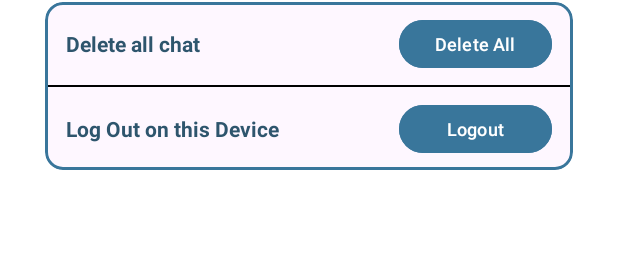
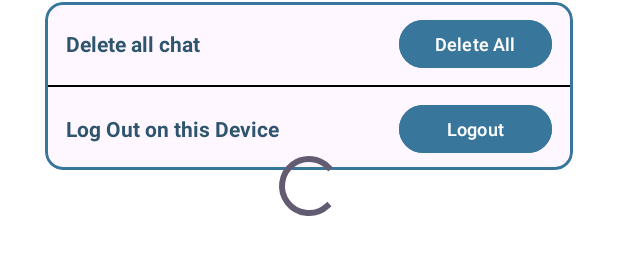
Before and after one commit to GerrysatriaH/JobChatApp, an Android app: the layout activity_profile.xml on its own in the app's theme, with its tools: preview values and no code run, on a phone screen of 412 x 824 dp. Shown: the part 432-687 px from the top of the screen. Run offline under Robolectric (Android 15) with nearby library versions, the phone set to English and light mode, and no system bars.

Commit message:
minor changes

```diff
--- a/app/src/main/java/com/gerrysatria/jobbotapp/activity/chat/MainActivity.kt
+++ b/app/src/main/java/com/gerrysatria/jobbotapp/activity/chat/MainActivity.kt
@@ -59,7 +59,9 @@ class MainActivity : AppCompatActivity() {
                                     is State.Success -> {
                                         progressBar.show(false)
                                         showDialog(this@MainActivity, getString(R.string.success), getString(R.string.success_delete_chat))
-                                        startActivity(Intent(this@MainActivity, HomeActivity::class.java))
+                                        startActivity(Intent(this@MainActivity, HomeActivity::class.java).apply {
+                                            flags = Intent.FLAG_ACTIVITY_CLEAR_TASK or Intent.FLAG_ACTIVITY_NEW_TASK
+                                        })
                                         finish()
                                     }
                                     is State.Error -> {
@@ -217,7 +219,6 @@ class MainActivity : AppCompatActivity() {
                     topBar.root.visibility = View.VISIBLE
                     previewFileLayout.root.visibility = View.GONE
                 }
-
                 val mimeType = contentResolver.getType(it)
                 if (mimeType?.startsWith("image/") == true) previewFileLayout.imagePreview.setImageURI(it)
                 else previewFileLayout.imagePreview.setImageResource(R.drawable.ic_file_preview)
--- a/app/src/main/res/layout/activity_home.xml
+++ b/app/src/main/res/layout/activity_home.xml
@@ -30,6 +30,8 @@
         android:textSize="23sp"
         android:textStyle="bold"
         android:textColor="@color/white"
+        android:maxLines="1"
+        android:ellipsize="end"
         app:layout_constraintStart_toEndOf="@id/hello_text"
         app:layout_constraintTop_toTopOf="@id/hello_text"
         app:layout_constraintBottom_toBottomOf="@id/hello_text"/>
--- a/app/src/main/res/layout/activity_profile.xml
+++ b/app/src/main/res/layout/activity_profile.xml
@@ -46,7 +46,9 @@
                 android:text="@string/username_text"
                 android:textStyle="bold"
                 android:textColor="@color/white"
-                android:textSize="20sp"/>
+                android:textSize="20sp"
+                android:maxLines="1"
+                android:ellipsize="end"/>
 
             <TextView
                 android:id="@+id/user_email"
@@ -57,7 +59,9 @@
                 android:text="@string/username_email_text"
                 android:textStyle="bold"
                 android:textColor="@color/white"
-                android:textSize="16sp"/>
+                android:textSize="16sp"
+                android:maxLines="1"
+                android:ellipsize="end"/>
 
         </LinearLayout>
 
@@ -230,4 +234,16 @@
 
     </com.google.android.material.card.MaterialCardView>
 
+    <ProgressBar
+        style="?android:attr/progressBarStyle"
+        android:id="@+id/progressBar"
+        android:layout_width="wrap_content"
+        android:layout_height="wrap_content"
+        android:visibility="gone"
+        app:layout_constraintTop_toTopOf="parent"
+        app:layout_constraintBottom_toBottomOf="parent"
+        app:layout_constraintStart_toStartOf="parent"
+        app:layout_constraintEnd_toEndOf="parent"
+        tools:visibility="visible"/>
+
 </androidx.constraintlayout.widget.ConstraintLayout>
--- a/app/src/main/res/layout/item_sent_doc_chat.xml
+++ b/app/src/main/res/layout/item_sent_doc_chat.xml
@@ -41,6 +41,8 @@
                 android:textColor="@android:color/white"
                 android:textStyle="bold"
                 android:textSize="16sp"
+                android:maxLines="1"
+                android:ellipsize="end"
                 tools:text="cv_gerry.pdf"/>
 
 <!--            <TextView-->
```
Also changed, not shown: app/src/main/java/com/gerrysatria/jobbotapp/activity/auth/ForgotPasswordActivity.kt (+5 -3 lines), app/src/main/java/com/gerrysatria/jobbotapp/activity/auth/LoginActivity.kt (+6 -6 lines), app/src/main/java/com/gerrysatria/jobbotapp/activity/auth/RegisterActivity.kt (+5 -4 lines), app/src/main/java/com/gerrysatria/jobbotapp/activity/home/HomeActivity.kt (+8 -1 lines), app/src/main/java/com/gerrysatria/jobbotapp/activity/home/HomeViewModel.kt (+6 -1 lines), app/src/main/java/com/gerrysatria/jobbotapp/activity/profile/ProfileActivity.kt (+25 -7 lines), app/src/main/java/com/gerrysatria/jobbotapp/utils/Utils.kt (+10 -0 lines).
